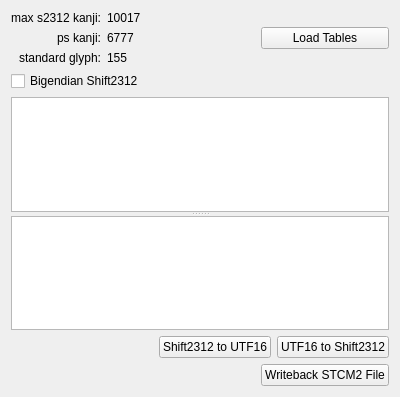
banxian/FFUExporter, file FFUExporter/StringEncodingConvFrm.ui: the form before one commit.
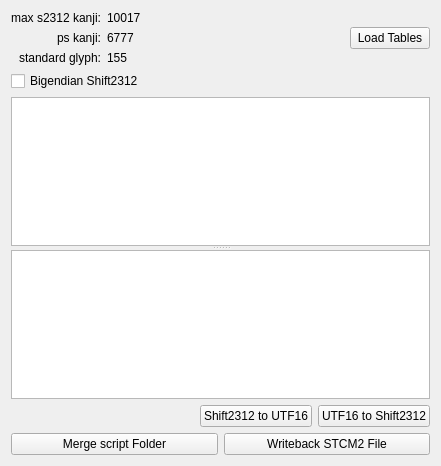
The form after the commit.

Commit message: merge script folder tested.

Diff of the .ui file:
```diff
--- a/FFUExporter/StringEncodingConvFrm.ui
+++ b/FFUExporter/StringEncodingConvFrm.ui
@@ -6,8 +6,8 @@
    <rect>
     <x>0</x>
     <y>0</y>
-    <width>400</width>
-    <height>397</height>
+    <width>441</width>
+    <height>466</height>
    </rect>
   </property>
   <property name="windowTitle">
@@ -173,11 +173,36 @@
      </item>
     </layout>
    </item>
-   <item row="7" column="3">
-    <widget class="QPushButton" name="mergeSTCM2Btn">
-     <property name="text">
-      <string>Writeback STCM2 File</string>
+   <item row="8" column="0" colspan="4">
+    <widget class="QFrame" name="frame_2">
+     <property name="frameShape">
+      <enum>QFrame::NoFrame</enum>
      </property>
+     <property name="frameShadow">
+      <enum>QFrame::Plain</enum>
+     </property>
+     <property name="lineWidth">
+      <number>0</number>
+     </property>
+     <layout class="QGridLayout" name="gridLayout_4">
+      <property name="margin">
+       <number>0</number>
+      </property>
+      <item row="0" column="0">
+       <widget class="QPushButton" name="mergeScriptFolderBtn">
+        <property name="text">
+         <string>Merge script Folder</string>
+        </property>
+       </widget>
+      </item>
+      <item row="0" column="1">
+       <widget class="QPushButton" name="mergeSTCM2Btn">
+        <property name="text">
+         <string>Writeback STCM2 File</string>
+        </property>
+       </widget>
+      </item>
+     </layout>
     </widget>
    </item>
   </layout>
```
Left out of the diff: 45 changed lines with no effect on the pictures. The commit also changes 4 other files.
